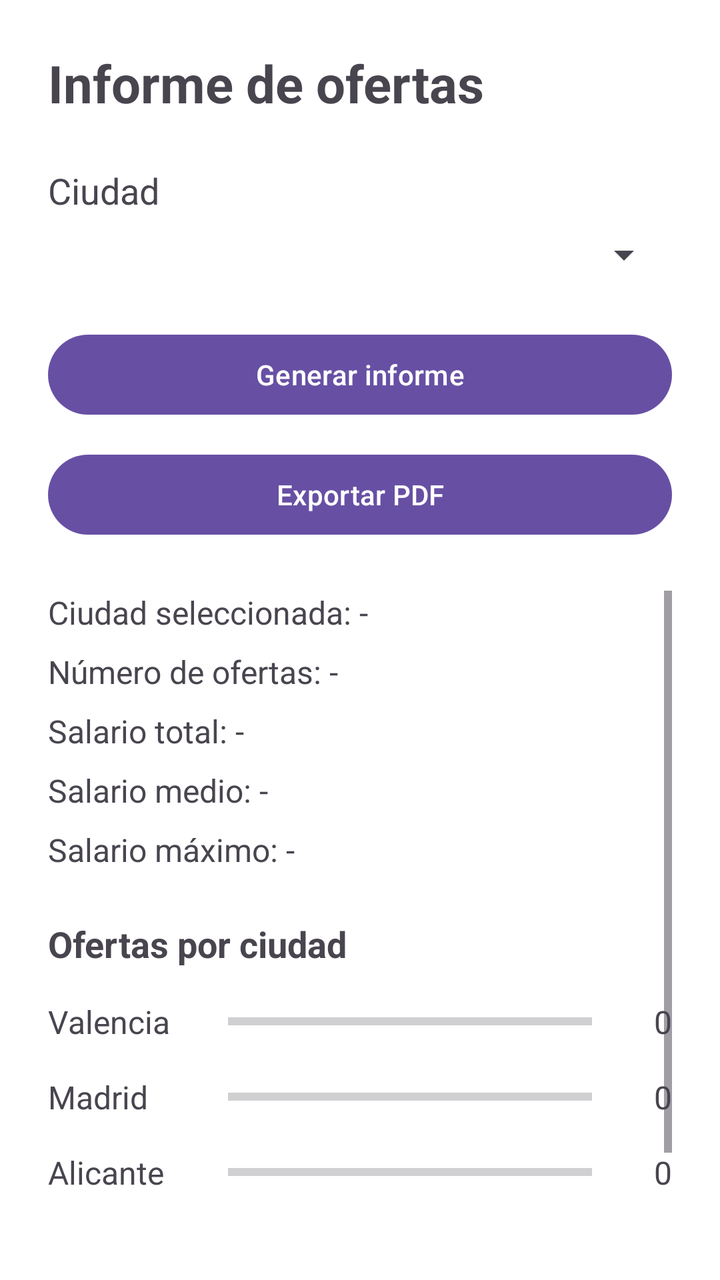
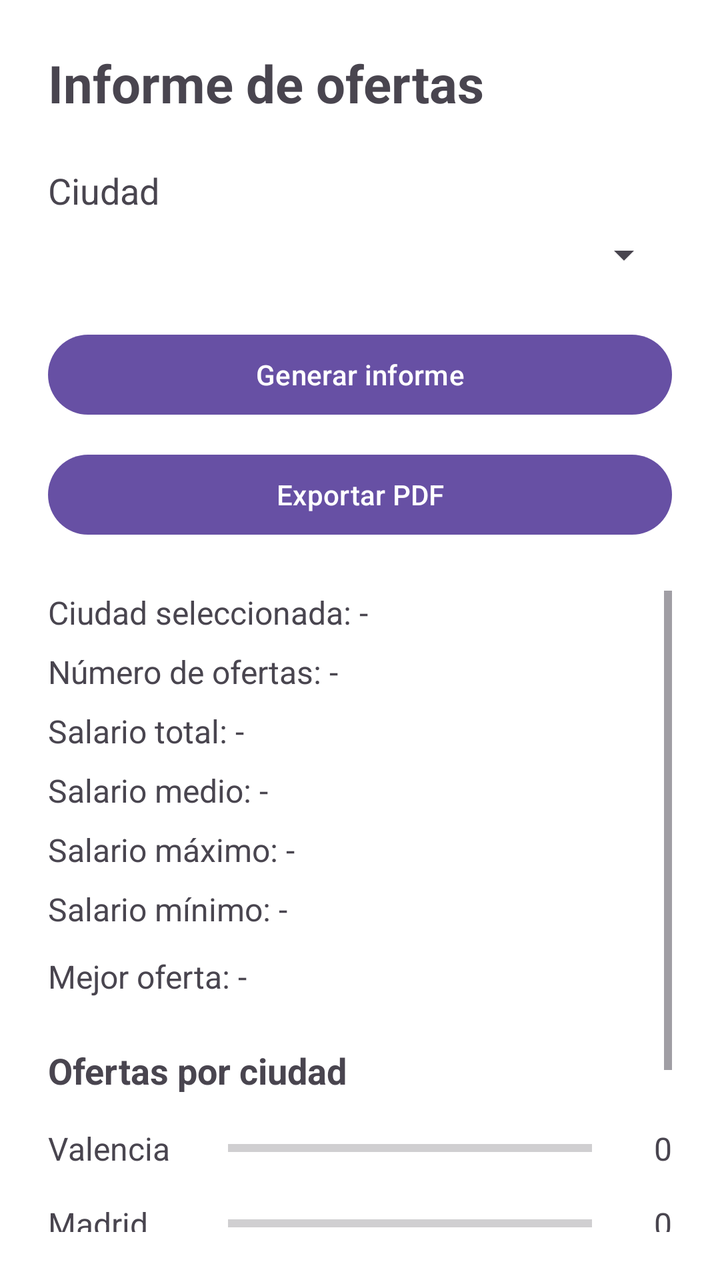

Compare the two renders of this Android layout. The source of the first and the diff that turns it into the second are given below.
<!-- AndroidManifest.xml: application theme Theme.RA5GenerarInformes -->
<!-- res/layout/activity_main.xml -->
<?xml version="1.0" encoding="utf-8"?>
<LinearLayout xmlns:android="http://schemas.android.com/apk/res/android"
    android:layout_width="match_parent"
    android:layout_height="match_parent"
    android:orientation="vertical"
    android:background="@color/white"
    android:padding="24dp">

    <TextView
        android:id="@+id/textoTitulo"
        android:layout_width="match_parent"
        android:layout_height="wrap_content"
        android:text="Informe de ofertas"
        android:textSize="26sp"
        android:textStyle="bold"/>

    <TextView
        android:id="@+id/textoCiudad"
        android:layout_width="match_parent"
        android:layout_height="wrap_content"
        android:layout_marginTop="24dp"
        android:text="Ciudad"
        android:textSize="18sp"/>

    <Spinner
        android:id="@+id/spinnerCiudad"
        android:layout_width="match_parent"
        android:layout_height="wrap_content"
        android:layout_marginTop="8dp"/>

    <Button
        android:id="@+id/botonGenerarInforme"
        android:layout_width="match_parent"
        android:layout_height="wrap_content"
        android:layout_marginTop="24dp"
        android:text="Generar informe"/>

    <Button
        android:id="@+id/botonExportarPdf"
        android:layout_width="match_parent"
        android:layout_height="wrap_content"
        android:layout_marginTop="12dp"
        android:text="Exportar PDF"/>

    <ScrollView
        android:layout_width="match_parent"
        android:layout_height="0dp"
        android:layout_weight="1"
        android:layout_marginTop="24dp">

        <LinearLayout
            android:id="@+id/contenedorInforme"
            android:layout_width="match_parent"
            android:layout_height="wrap_content"
            android:orientation="vertical">

            <TextView
                android:id="@+id/textoCiudadSeleccionada"
                android:layout_width="match_parent"
                android:layout_height="wrap_content"
                android:text="Ciudad seleccionada: -"
                android:textSize="16sp"/>

            <TextView
                android:id="@+id/textoNumeroOfertas"
                android:layout_width="match_parent"
                android:layout_height="wrap_content"
                android:layout_marginTop="8dp"
                android:text="Número de ofertas: -"
                android:textSize="16sp"/>

            <TextView
                android:id="@+id/textoSalarioTotal"
                android:layout_width="match_parent"
                android:layout_height="wrap_content"
                android:layout_marginTop="8dp"
                android:text="Salario total: -"
                android:textSize="16sp"/>

            <TextView
                android:id="@+id/textoSalarioMedio"
                android:layout_width="match_parent"
                android:layout_height="wrap_content"
                android:layout_marginTop="8dp"
                android:text="Salario medio: -"
                android:textSize="16sp"/>

            <TextView
                android:id="@+id/textoSalarioMaximo"
                android:layout_width="match_parent"
                android:layout_height="wrap_content"
                android:layout_marginTop="8dp"
                android:text="Salario máximo: -"
                android:textSize="16sp"/>

            <TextView
                android:id="@+id/textoTituloGrafico"
                android:layout_width="match_parent"
                android:layout_height="wrap_content"
                android:layout_marginTop="24dp"
                android:text="Ofertas por ciudad"
                android:textSize="18sp"
                android:textStyle="bold"/>

            <LinearLayout
                android:layout_width="match_parent"
                android:layout_height="wrap_content"
                android:layout_marginTop="8dp"
                android:orientation="vertical">

                <LinearLayout
                    android:layout_width="match_parent"
                    android:layout_height="wrap_content"
                    android:orientation="horizontal"
                    android:gravity="center_vertical"
                    android:paddingTop="8dp"
                    android:paddingBottom="8dp">

                    <TextView
                        android:layout_width="90dp"
                        android:layout_height="wrap_content"
                        android:text="Valencia"
                        android:textSize="16sp"/>

                    <ProgressBar
                        android:id="@+id/barraValencia"
                        style="?android:attr/progressBarStyleHorizontal"
                        android:layout_width="0dp"
                        android:layout_height="20dp"
                        android:layout_weight="1"
                        android:max="1"
                        android:progress="0"/>

                    <TextView
                        android:id="@+id/textoCantidadValencia"
                        android:layout_width="40dp"
                        android:layout_height="wrap_content"
                        android:gravity="end"
                        android:text="0"
                        android:textSize="16sp"/>

                </LinearLayout>

                <LinearLayout
                    android:layout_width="match_parent"
                    android:layout_height="wrap_content"
                    android:orientation="horizontal"
                    android:gravity="center_vertical"
                    android:paddingTop="8dp"
                    android:paddingBottom="8dp">

                    <TextView
                        android:layout_width="90dp"
                        android:layout_height="wrap_content"
                        android:text="Madrid"
                        android:textSize="16sp"/>

                    <ProgressBar
                        android:id="@+id/barraMadrid"
                        style="?android:attr/progressBarStyleHorizontal"
                        android:layout_width="0dp"
                        android:layout_height="20dp"
                        android:layout_weight="1"
                        android:max="1"
                        android:progress="0"/>

                    <TextView
                        android:id="@+id/textoCantidadMadrid"
                        android:layout_width="40dp"
                        android:layout_height="wrap_content"
                        android:gravity="end"
                        android:text="0"
                        android:textSize="16sp"/>

                </LinearLayout>

                <LinearLayout
                    android:layout_width="match_parent"
                    android:layout_height="wrap_content"
                    android:orientation="horizontal"
                    android:gravity="center_vertical"
                    android:paddingTop="8dp"
                    android:paddingBottom="8dp">

                    <TextView
                        android:layout_width="90dp"
                        android:layout_height="wrap_content"
                        android:text="Alicante"
                        android:textSize="16sp"/>

                    <ProgressBar
                        android:id="@+id/barraAlicante"
                        style="?android:attr/progressBarStyleHorizontal"
                        android:layout_width="0dp"
                        android:layout_height="20dp"
                        android:layout_weight="1"
                        android:max="1"
                        android:progress="0"/>

                    <TextView
                        android:id="@+id/textoCantidadAlicante"
                        android:layout_width="40dp"
                        android:layout_height="wrap_content"
                        android:gravity="end"
                        android:text="0"
                        android:textSize="16sp"/>

                </LinearLayout>

            </LinearLayout>

            <TextView
                android:id="@+id/textoTituloListado"
                android:layout_width="match_parent"
                android:layout_height="wrap_content"
                android:layout_marginTop="24dp"
                android:text="Ofertas"
                android:textSize="18sp"
                android:textStyle="bold"/>

            <LinearLayout
                android:id="@+id/contenedorOfertas"
                android:layout_width="match_parent"
                android:layout_height="wrap_content"
                android:layout_marginTop="8dp"
                android:orientation="vertical"/>

        </LinearLayout>

    </ScrollView>

</LinearLayout>
<!-- resources referenced by this layout -->
<resources>
  <color name="white">#FFFFFFFF</color>
  <style name="Theme.RA5GenerarInformes" parent="Base.Theme.RA5GenerarInformes" />
  <style name="Base.Theme.RA5GenerarInformes" parent="Theme.Material3.DayNight.NoActionBar">
          
          
      </style>
</resources>

<!-- the commit's change to res/layout/activity_main.xml (unified diff, before → after) -->
@@ -91,6 +91,22 @@
                 android:layout_height="wrap_content"
                 android:layout_marginTop="8dp"
                 android:text="Salario máximo: -"
+                android:textSize="16sp"/>
+
+            <TextView
+                android:id="@+id/textoSalarioMinimo"
+                android:layout_width="match_parent"
+                android:layout_height="wrap_content"
+                android:layout_marginTop="8dp"
+                android:text="Salario mínimo: -"
+                android:textSize="16sp"/>
+
+            <TextView
+                android:id="@+id/textoMejorOferta"
+                android:layout_width="match_parent"
+                android:layout_height="wrap_content"
+                android:layout_marginTop="12dp"
+                android:text="Mejor oferta: -"
                 android:textSize="16sp"/>
 
             <TextView
